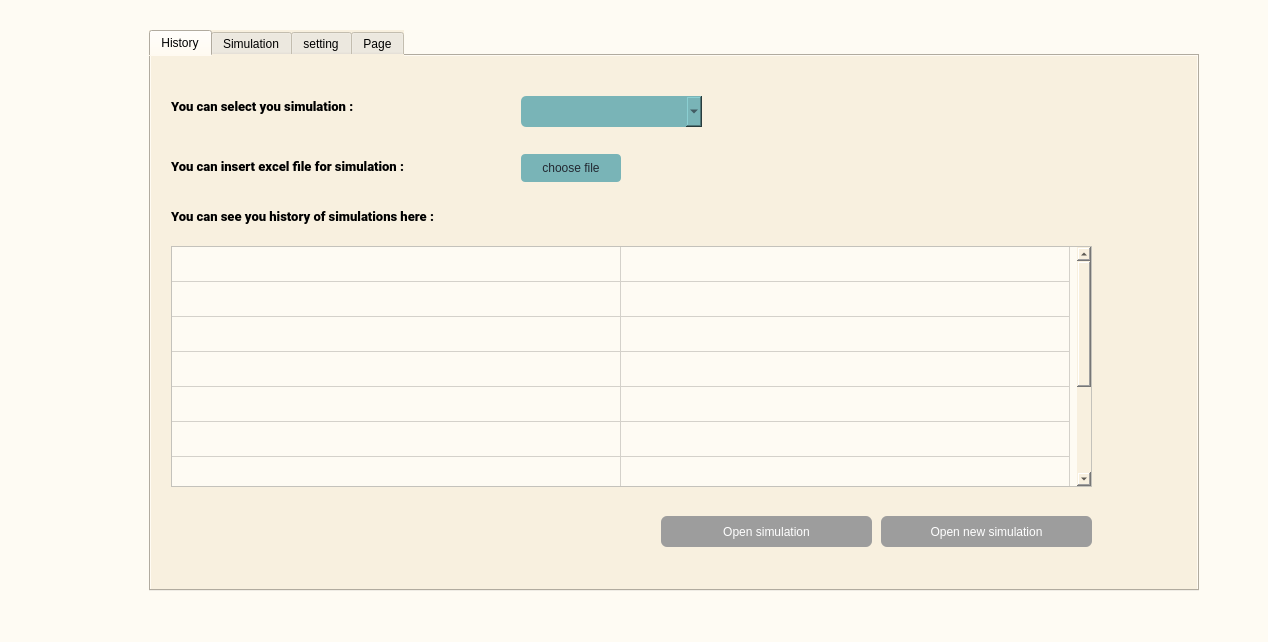
Above: project/Apps.ui from sajadghandehari/Design-ejector-simulation-software before the change. Below: the same form after it.
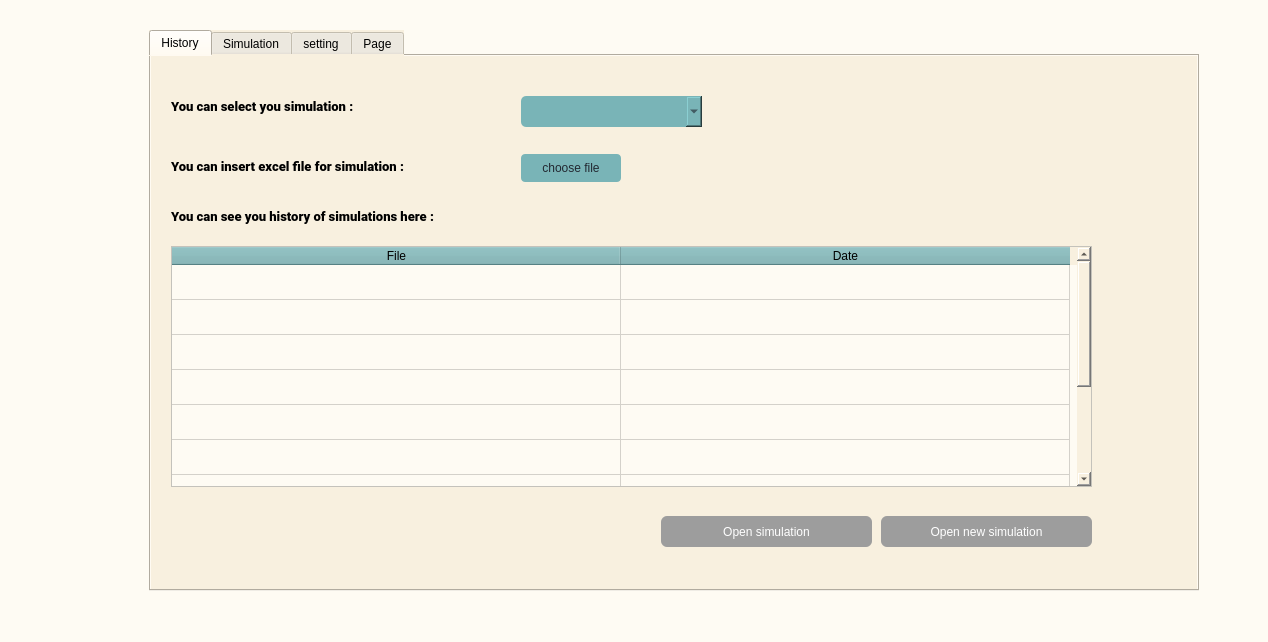
That is the form after the change. The open tabs and pages were chosen to show the change. Icons and pictures are not drawn.

The edit to the form file:
```diff
--- a/project/Apps.ui
+++ b/project/Apps.ui
@@ -200,7 +200,7 @@
        <number>2</number>
       </property>
       <attribute name="horizontalHeaderVisible">
-       <bool>false</bool>
+       <bool>true</bool>
       </attribute>
       <attribute name="horizontalHeaderCascadingSectionResizes">
        <bool>false</bool>
```
Left out of the diff: 4 changed lines with no effect on the pictures.
